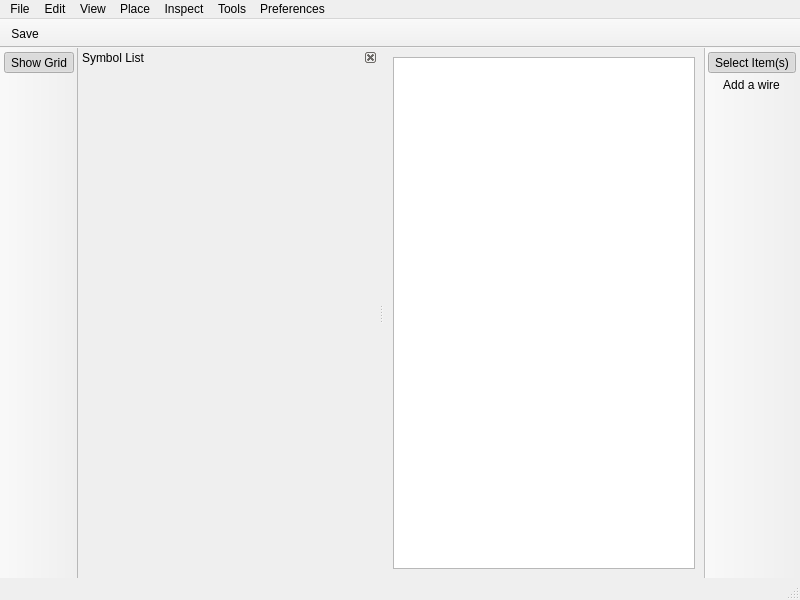
First picture: the form in ui/schematicwindow.ui, repository vowstar/socstudio, before the edit.
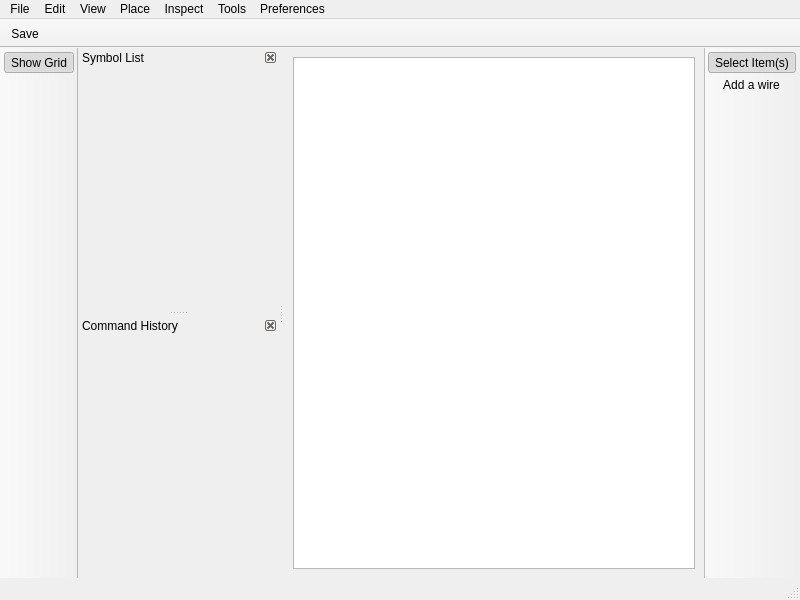
Second picture: the form after the edit. Icons and pictures are not drawn. Custom widgets are drawn as their Qt base class.

Commit message: UI: add command history dock to schematicwindow

Patch:
```diff
--- a/ui/schematicwindow.ui
+++ b/ui/schematicwindow.ui
@@ -80,7 +80,7 @@
   <widget class="QDockWidget" name="dockWidget">
    <property name="minimumSize">
     <size>
-     <width>300</width>
+     <width>200</width>
      <height>36</height>
     </size>
    </property>
@@ -153,6 +153,27 @@
    <addaction name="actionSelectItem"/>
    <addaction name="actionAddWire"/>
   </widget>
+  <widget class="QDockWidget" name="dockWidgetCommandHistory">
+   <property name="minimumSize">
+    <size>
+     <width>200</width>
+     <height>36</height>
+    </size>
+   </property>
+   <property name="features">
+    <set>QDockWidget::DockWidgetClosable|QDockWidget::DockWidgetMovable</set>
+   </property>
+   <property name="allowedAreas">
+    <set>Qt::LeftDockWidgetArea|Qt::RightDockWidgetArea</set>
+   </property>
+   <property name="windowTitle">
+    <string extracomment="Command history list for the current schematic">Command History</string>
+   </property>
+   <attribute name="dockWidgetArea">
+    <number>1</number>
+   </attribute>
+   <widget class="QWidget" name="dockWidgetContentsCommandHistory"/>
+  </widget>
   <action name="actionQuit">
    <property name="icon">
     <iconset theme="window-close">
```
Left out of the diff: 4 changed lines with no effect on the pictures.
